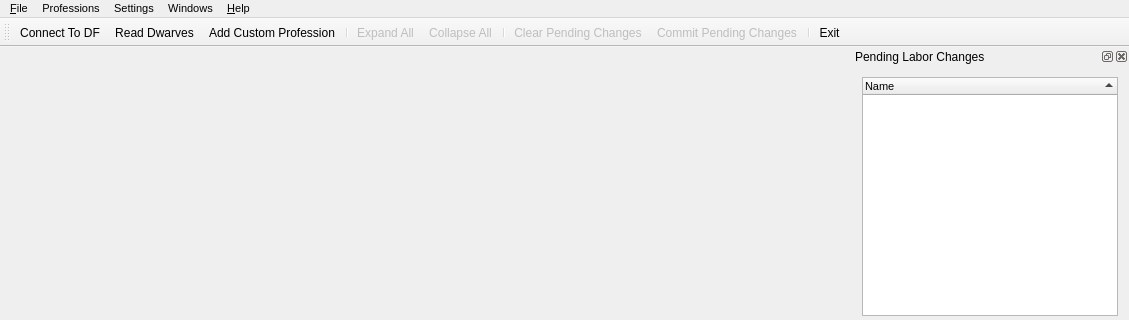
Qt form ui/mainwindow.ui (BlessedHeretic/dwarf-therapist-1) before a commit; both pictures show x 0 to 1129 and y 0 to 320 of the 1129 by 747 pixel window.
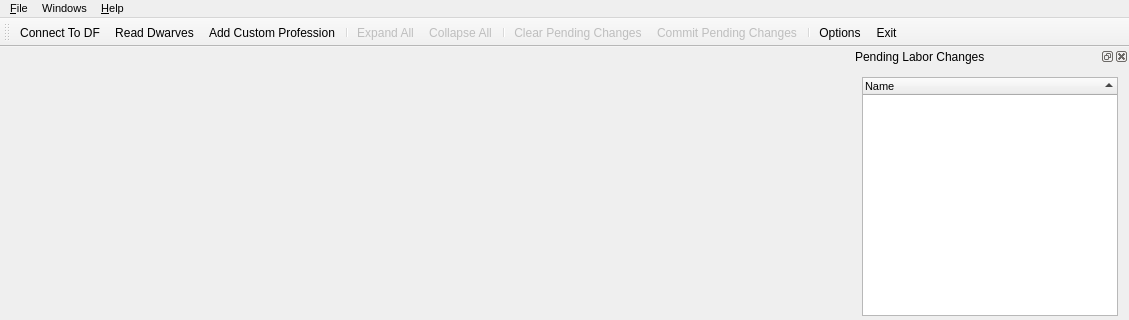
The same form after that commit. Icons and pictures are not drawn.

Commit message:
Fixes issue 4. Tabbed interface; customizable grouping/displays Fixes issue 47. Cannot cancel accidental Reset to Default color selection Fixes issue 49. Hauling Jobs assigned by Custom profession broken Fixes issue 52. Make profession aggregates optional; show/hide button
extra : convert_revision : svn%3A82f7e2ee-17d4-4d33-8270-8034ddbaea07/trunk%40103

The edit to the form file:
```diff
--- a/ui/mainwindow.ui
+++ b/ui/mainwindow.ui
@@ -155,13 +155,6 @@
     <addaction name="separator"/>
     <addaction name="act_about"/>
    </widget>
-   <widget class="QMenu" name="menuProfessions">
-    <property name="title">
-     <string>Professions</string>
-    </property>
-    <addaction name="act_add_custom_profession"/>
-    <addaction name="act_import_existing_professions"/>
-   </widget>
    <widget class="QMenu" name="menuWindows">
     <property name="title">
      <string>Windows</string>
@@ -176,17 +169,7 @@
     <addaction name="menuDocks"/>
     <addaction name="act_show_main_toolbar"/>
    </widget>
-   <widget class="QMenu" name="menuSettings">
-    <property name="title">
-     <string>Settings</string>
-    </property>
-    <addaction name="act_show_toolbutton_text"/>
-    <addaction name="act_single_click_labor_changes"/>
-    <addaction name="act_options"/>
-   </widget>
    <addaction name="menu_File"/>
-   <addaction name="menuProfessions"/>
-   <addaction name="menuSettings"/>
    <addaction name="menuWindows"/>
    <addaction name="menu_Help"/>
   </widget>
@@ -213,6 +196,7 @@
    <addaction name="act_clear_pending_changes"/>
    <addaction name="act_commit_pending_changes"/>
    <addaction name="separator"/>
+   <addaction name="act_options"/>
    <addaction name="act_exit"/>
   </widget>
   <widget class="QStatusBar" name="statusBar"/>
@@ -595,7 +579,7 @@
      <normaloff>:/img/color_wheel.png</normaloff>:/img/color_wheel.png</iconset>
    </property>
    <property name="text">
-    <string>Color Settings...</string>
+    <string>Options...</string>
    </property>
    <property name="toolTip">
     <string>Open the color options menu...</string>
```
Left out of the diff: 123 changed lines with no effect on the pictures. The commit also changes 46 other files.
